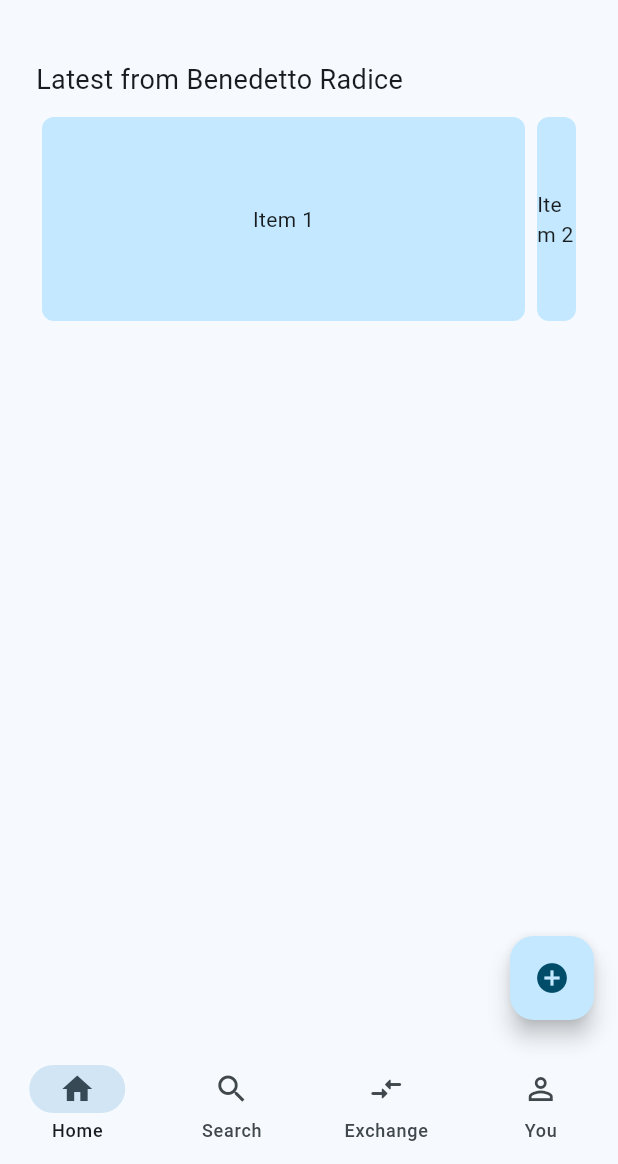
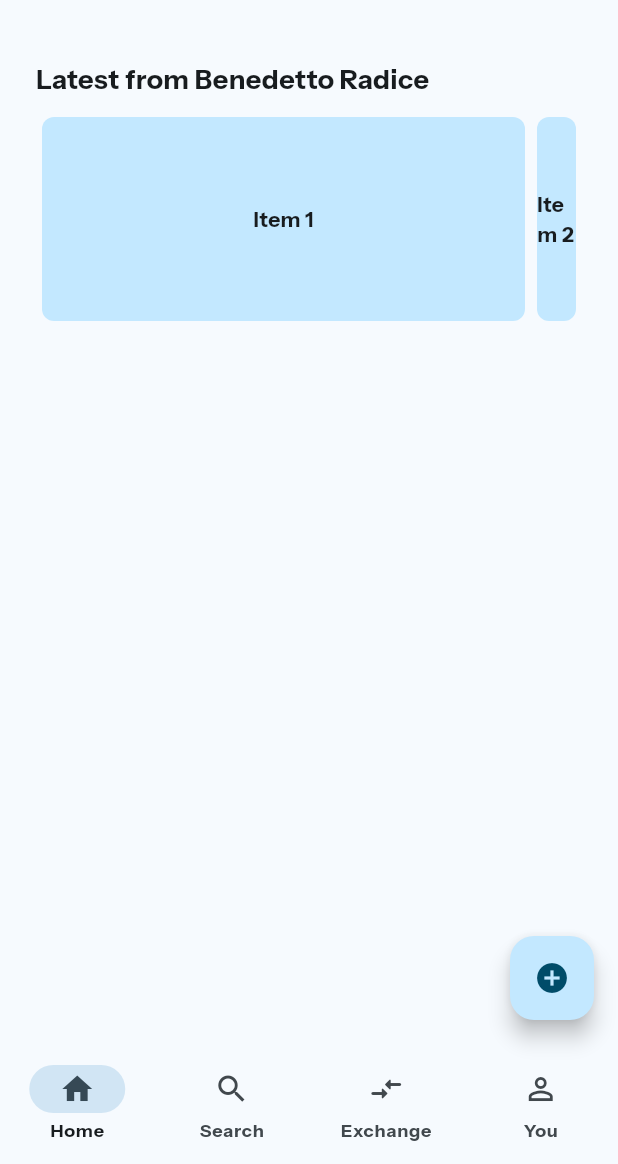
Before and after one commit to ImJustCri/StudySwap, a Flutter app: the screen it shows after launch, on a phone screen of 412 x 824 dp, the part 72-1236 px from its top. Run offline on Flutter 3.47's test engine with Material 3 defaults, Android fonts, the phone set to English and light mode, and no system bars; project files that could hold a hidden picture were left out.

Commit message:
Set default font to Instrument Sans

```diff
--- a/lib/app.dart
+++ b/lib/app.dart
@@ -11,6 +11,7 @@ class MyApp extends StatelessWidget {
       theme: ThemeData(
         colorScheme: ColorScheme.fromSeed(seedColor: Colors.lightBlueAccent),
         useMaterial3: true,
+        fontFamily: 'InstrumentSans'
       ),
       home: const MyHomePage(title: 'StudySwap'),
     );
```
Also changed, not shown: pubspec.yaml (+9 -0 lines), fonts/InstrumentSans-Bold.ttf (added), fonts/InstrumentSans-Italic.ttf (added), fonts/InstrumentSans-Medium.ttf (added), fonts/InstrumentSans-Regular.ttf (added), fonts/InstrumentSans-SemiBold.ttf (added).
